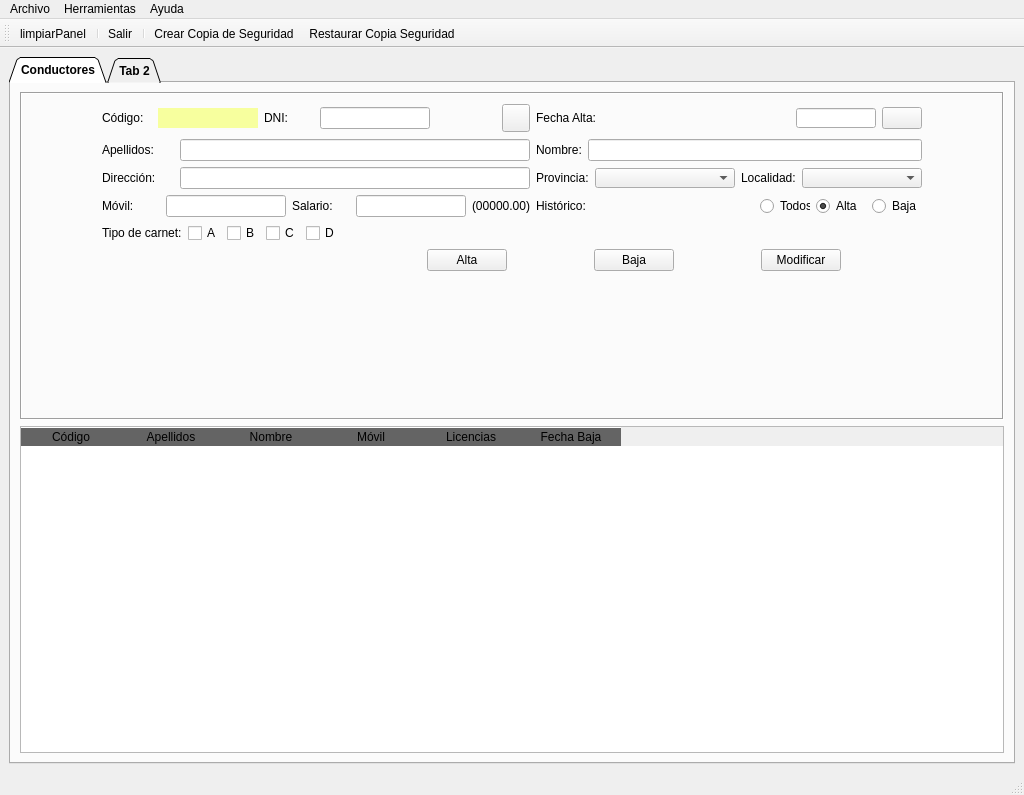
braisd11/CarTeis, file templates/MainWindow.ui: the form before one commit.
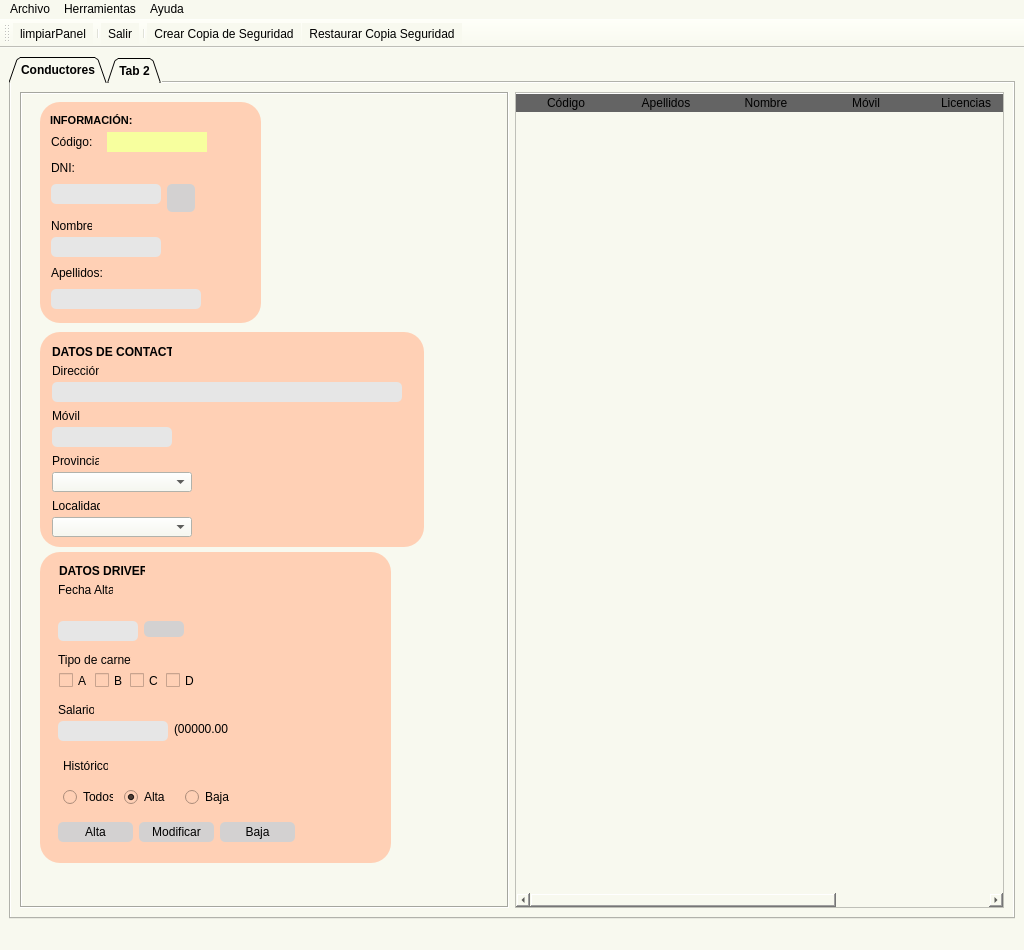
The form after the commit. Icons and pictures are not drawn.

Patch:
```diff
--- a/templates/MainWindow.ui
+++ b/templates/MainWindow.ui
@@ -7,7 +7,7 @@
     <x>0</x>
     <y>0</y>
     <width>1024</width>
-    <height>795</height>
+    <height>950</height>
    </rect>
   </property>
   <property name="sizePolicy">
@@ -19,7 +19,7 @@
   <property name="minimumSize">
    <size>
     <width>1024</width>
-    <height>768</height>
+    <height>950</height>
    </size>
   </property>
   <property name="maximumSize">
@@ -43,8 +43,31 @@
 	font: 11pt &quot;Arial&quot;;
 	background-color:rgb(100,100,100);
 }
+
+QWidget{
+background-color: #F8F9EF;
+}
+
+QLabel {
+    color: rgb(0,0,0);
+}
+
+QPushButton {
+    border-style: solid;
+	border-color:#F9F0EF;
+	background-color: #D3D1D1;
+	color: rgb(0, 0, 0);
+	border-radius: 5px;
+
+}
+
+QLineEdit {border-radius: 5px;
+background-color: #E6E6E6}
 </string>
   </property>
+  <property name="tabShape">
+   <enum>QTabWidget::Rounded</enum>
+  </property>
   <widget class="QWidget" name="centralwidget">
    <layout class="QGridLayout" name="gridLayout">
     <item row="0" column="1">
@@ -86,28 +109,157 @@
        <attribute name="title">
         <string>Conductores</string>
        </attribute>
-       <layout class="QGridLayout" name="gridLayout_2">
-        <item row="0" column="0">
-         <widget class="QFrame" name="frame">
+       <layout class="QHBoxLayout" name="horizontalLayout_4">
+        <item>
+         <widget class="QFrame" name="frameInfo">
           <property name="sizePolicy">
            <sizepolicy hsizetype="Expanding" vsizetype="Expanding">
             <horstretch>0</horstretch>
             <verstretch>0</verstretch>
            </sizepolicy>
           </property>
+          <property name="styleSheet">
+           <string notr="true">
+
+</string>
+          </property>
           <property name="frameShape">
            <enum>QFrame::Box</enum>
           </property>
           <property name="frameShadow">
            <enum>QFrame::Sunken</enum>
           </property>
-          <layout class="QGridLayout" name="gridLayout_4">
-           <item row="0" column="1">
-            <layout class="QGridLayout" name="gridLayout_3">
-             <item row="0" column="0" colspan="2">
-              <layout class="QHBoxLayout" name="horizontalLayout_9">
-               <item>
+          <widget class="QFrame" name="frame_2">
+           <property name="geometry">
+            <rect>
+             <x>20</x>
+             <y>10</y>
+             <width>221</width>
+             <height>221</height>
+            </rect>
+           </property>
+           <property name="styleSheet">
+            <string notr="true">QFrame{
+	border-radius: 20px;
+	background-color: rgb(255, 208, 181);
+}</string>
+           </property>
+           <property name="frameShape">
+            <enum>QFrame::StyledPanel</enum>
+           </property>
+           <property name="frameShadow">
+            <enum>QFrame::Plain</enum>
+           </property>
+           <property name="lineWidth">
+            <number>1</number>
+           </property>
+           <widget class="QLabel" name="label">
+            <property name="geometry">
+             <rect>
+              <x>10</x>
+              <y>10</y>
+              <width>121</width>
+              <height>16</height>
+             </rect>
+            </property>
+            <property name="font">
+             <font>
+              <pointsize>8</pointsize>
+              <weight>75</weight>
+              <bold>true</bold>
+             </font>
+            </property>
+            <property name="text">
+             <string>INFORMACIÓN:</string>
+            </property>
+           </widget>
+           <widget class="QLineEdit" name="txtApel">
+            <property name="geometry">
+             <rect>
+              <x>11</x>
+              <y>187</y>
+              <width>150</width>
+              <height>20</height>
+             </rect>
+            </property>
+            <property name="sizePolicy">
+             <sizepolicy hsizetype="Fixed" vsizetype="Fixed">
+              <horstretch>0</horstretch>
+              <verstretch>0</verstretch>
+             </sizepolicy>
+            </property>
+            <property name="minimumSize">
+             <size>
+              <width>150</width>
+              <height>20</height>
+             </size>
+            </property>
+            <property name="maximumSize">
+             <size>
+              <width>350</width>
+              <height>16777215</height>
+             </size>
+            </property>
+           </widget>
+           <widget class="QLabel" name="lblApel">
+            <property name="geometry">
+             <rect>
+              <x>11</x>
+              <y>161</y>
+              <width>60</width>
+              <height>20</height>
+             </rect>
+            </property>
+            <property name="minimumSize">
+             <size>
+              <width>60</width>
+              <height>20</height>
+             </size>
+            </property>
+            <property name="text">
+             <string>Apellidos:</string>
+            </property>
+           </widget>
+           <widget class="QLabel" name="lblCodBD">
+            <property name="geometry">
+             <rect>
+              <x>67</x>
+              <y>30</y>
+              <width>100</width>
+              <height>20</height>
+             </rect>
+            </property>
+            <property name="sizePolicy">
+             <sizepolicy hsizetype="Fixed" vsizetype="Fixed">
+              <horstretch>0</horstretch>
+              <verstretch>0</verstretch>
+             </sizepolicy>
+            </property>
+            <property name="minimumSize">
+             <size>
+              <width>100</width>
+              <height>20</height>
+             </size>
+            </property>
+            <property name="styleSheet">
+             <string notr="true">background-color: rgb(247, 255, 158);</string>
+            </property>
+            <property name="text">
+             <string/>
+            </property>
+            <property name="alignment">
+             <set>Qt::AlignCenter</set>
+            </property>
+           </widget>
                 <widget class="QLabel" name="lblCodigo">
+            <property name="geometry">
+             <rect>
+              <x>11</x>
+              <y>30</y>
+              <width>50</width>
+              <height>20</height>
+             </rect>
+            </property>
                  <property name="sizePolicy">
                   <sizepolicy hsizetype="Fixed" vsizetype="Preferred">
                    <horstretch>0</horstretch>
@@ -124,34 +276,15 @@
                   <string>Código:</string>
                  </property>
                 </widget>
-               </item>
-               <item>
-                <widget class="QLabel" name="lblCodBD">
-                 <property name="sizePolicy">
-                  <sizepolicy hsizetype="Fixed" vsizetype="Fixed">
-                   <horstretch>0</horstretch>
-                   <verstretch>0</verstretch>
-                  </sizepolicy>
-                 </property>
-                 <property name="minimumSize">
-                  <size>
-                   <width>100</width>
-                   <height>20</height>
-                  </size>
-                 </property>
-                 <property name="styleSheet">
-                  <string notr="true">background-color: rgb(247, 255, 158);</string>
-                 </property>
-                 <property name="text">
-                  <string/>
-                 </property>
-                 <property name="alignment">
-                  <set>Qt::AlignCenter</set>
-                 </property>
-                </widget>
-               </item>
-               <item>
                 <widget class="QLabel" name="lblDNI">
+            <property name="geometry">
+             <rect>
+              <x>11</x>
+              <y>56</y>
+              <width>50</width>
+              <height>20</height>
+             </rect>
+            </property>
                  <property name="sizePolicy">
                   <sizepolicy hsizetype="Fixed" vsizetype="Fixed">
                    <horstretch>0</horstretch>
@@ -174,9 +307,15 @@
                   <string>DNI:</string>
                  </property>
                 </widget>
-               </item>
-               <item>
                 <widget class="QLineEdit" name="txtDNI">
+            <property name="geometry">
+             <rect>
+              <x>11</x>
+              <y>82</y>
+              <width>110</width>
+              <height>20</height>
+             </rect>
+            </property>
                  <property name="sizePolicy">
                   <sizepolicy hsizetype="Fixed" vsizetype="Fixed">
                    <horstretch>0</horstretch>
@@ -199,43 +338,15 @@
                   <set>Qt::AlignCenter</set>
                  </property>
                 </widget>
-               </item>
-               <item>
-                <widget class="QLabel" name="lblValidarDNI">
-                 <property name="sizePolicy">
-                  <sizepolicy hsizetype="Fixed" vsizetype="Fixed">
-                   <horstretch>60</horstretch>
-                   <verstretch>30</verstretch>
-                  </sizepolicy>
-                 </property>
-                 <property name="minimumSize">
-                  <size>
-                   <width>60</width>
-                   <height>30</height>
-                  </size>
-                 </property>
-                 <property name="maximumSize">
-                  <size>
-                   <width>60</width>
-                   <height>30</height>
-                  </size>
-                 </property>
-                 <property name="font">
-                  <font>
-                   <family>MV Boli</family>
-                   <pointsize>14</pointsize>
-                  </font>
-                 </property>
-                 <property name="text">
-                  <string/>
-                 </property>
-                 <property name="alignment">
-                  <set>Qt::AlignLeading|Qt::AlignLeft|Qt::AlignVCenter</set>
-                 </property>
-                </widget>
-               </item>
-               <item>
                 <widget class="QPushButton" name="btnBuscar">
+            <property name="geometry">
+             <rect>
+              <x>127</x>
+              <y>82</y>
+              <width>28</width>
+              <height>28</height>
+             </rect>
+            </property>
                  <property name="sizePolicy">
                   <sizepolicy hsizetype="Fixed" vsizetype="Fixed">
                    <horstretch>0</horstretch>
@@ -258,127 +369,109 @@
                   <string/>
                  </property>
                  <property name="icon">
-                  <iconset>
-                   <normaloff>C:/Users/a22braisdr/.designer/img/lupa.ico</normaloff>C:/Users/a22braisdr/.designer/img/lupa.ico</iconset>
-                 </property>
-                </widget>
-               </item>
-              </layout>
-             </item>
-             <item row="0" column="2">
-              <layout class="QHBoxLayout" name="horizontalLayout_3">
-               <item>
-                <widget class="QLabel" name="lblFechaAlta">
-                 <property name="text">
-                  <string>Fecha Alta:</string>
-                 </property>
-                </widget>
-               </item>
-               <item>
-                <widget class="QLineEdit" name="txtDataDriver">
+             <iconset resource="iconos.qrc">
+              <normaloff>:/iconos/img/lupa.ico</normaloff>:/iconos/img/lupa.ico</iconset>
+            </property>
+           </widget>
+           <widget class="QLineEdit" name="txtNombre">
+            <property name="geometry">
+             <rect>
+              <x>11</x>
+              <y>135</y>
+              <width>110</width>
+              <height>20</height>
+             </rect>
+            </property>
                  <property name="sizePolicy">
                   <sizepolicy hsizetype="Fixed" vsizetype="Fixed">
-                   <horstretch>80</horstretch>
-                   <verstretch>20</verstretch>
+              <horstretch>0</horstretch>
+              <verstretch>0</verstretch>
                   </sizepolicy>
                  </property>
                  <property name="minimumSize">
                   <size>
-                   <width>80</width>
+              <width>110</width>
                    <height>20</height>
                   </size>
                  </property>
-                 <property name="maximumSize">
-                  <size>
-                   <width>80</width>
-                   <height>20</height>
-                  </size>
-                 </property>
-                </widget>
-               </item>
-               <item>
-                <widget class="QPushButton" name="btnCalendar">
-                 <property name="minimumSize">
-                  <size>
-                   <width>40</width>
-                   <height>0</height>
-                  </size>
-                 </property>
-                 <property name="maximumSize">
-                  <size>
-                   <width>40</width>
-                   <height>16777215</height>
-                  </size>
-                 </property>
-                 <property name="text">
-                  <string/>
-                 </property>
-                 <property name="icon">
-                  <iconset>
-                   <normaloff>C:/Users/a22braisdr/.designer/img/calendar.ico</normaloff>C:/Users/a22braisdr/.designer/img/calendar.ico</iconset>
-                 </property>
-                </widget>
-               </item>
-              </layout>
-             </item>
-             <item row="1" column="0" colspan="2">
-              <layout class="QHBoxLayout" name="horizontalLayout_8">
-               <item>
-                <widget class="QLabel" name="lblApel">
-                 <property name="minimumSize">
-                  <size>
-                   <width>60</width>
-                   <height>20</height>
-                  </size>
-                 </property>
-                 <property name="text">
-                  <string>Apellidos:</string>
-                 </property>
-                </widget>
-               </item>
-               <item>
-                <widget class="QLineEdit" name="txtApel">
-                 <property name="minimumSize">
-                  <size>
-                   <width>350</width>
-                   <height>20</height>
-                  </size>
-                 </property>
-                 <property name="maximumSize">
-                  <size>
-                   <width>350</width>
-                   <height>16777215</height>
-                  </size>
-                 </property>
-                </widget>
-               </item>
-              </layout>
-             </item>
-             <item row="1" column="2">
-              <layout class="QHBoxLayout" name="horizontalLayout_4">
-               <item>
+           </widget>
                 <widget class="QLabel" name="lblNombre">
+            <property name="geometry">
+             <rect>
+              <x>11</x>
+              <y>116</y>
+              <width>41</width>
+              <height>16</height>
+             </rect>
+            </property>
                  <property name="text">
                   <string>Nombre:</string>
                  </property>
                 </widget>
-               </item>
-               <item>
-                <widget class="QLineEdit" name="txtNombre"/>
-               </item>
-              </layout>
-             </item>
-             <item row="2" column="0" colspan="2">
-              <layout class="QHBoxLayout" name="horizontalLayout_7">
-               <item>
+          </widget>
+          <widget class="QFrame" name="frame_3">
+           <property name="geometry">
+            <rect>
+             <x>20</x>
+             <y>240</y>
+             <width>384</width>
+             <height>215</height>
+            </rect>
+           </property>
+           <property name="styleSheet">
+            <string notr="true">QFrame{
+	border-radius: 20px;
+	background-color: rgb(255, 208, 181);
+
+}</string>
+           </property>
+           <property name="frameShape">
+            <enum>QFrame::StyledPanel</enum>
+           </property>
+           <property name="frameShadow">
+            <enum>QFrame::Raised</enum>
+           </property>
+           <widget class="QLabel" name="label_3">
+            <property name="geometry">
+             <rect>
+              <x>12</x>
+              <y>12</y>
+              <width>120</width>
+              <height>16</height>
+             </rect>
+            </property>
+            <property name="font">
+             <font>
+              <weight>75</weight>
+              <bold>true</bold>
+             </font>
+            </property>
+            <property name="text">
+             <string>DATOS DE CONTACTO:</string>
+            </property>
+           </widget>
                 <widget class="QLabel" name="lblDirDriver">
+            <property name="geometry">
+             <rect>
+              <x>12</x>
+              <y>31</y>
+              <width>47</width>
+              <height>16</height>
+             </rect>
+            </property>
                  <property name="text">
                   <string>Dirección:</string>
                  </property>
                 </widget>
-               </item>
-               <item>
                 <widget class="QLineEdit" name="txtDirDriver">
+            <property name="geometry">
+             <rect>
+              <x>12</x>
+              <y>50</y>
+              <width>350</width>
+              <height>20</height>
+             </rect>
+            </property>
                  <property name="minimumSize">
                   <size>
                    <width>350</width>
@@ -392,49 +485,69 @@
                   </size>
                  </property>
                 </widget>
-               </item>
-              </layout>
-             </item>
-             <item row="2" column="2">
-              <layout class="QHBoxLayout" name="horizontalLayout_5">
-               <item>
                 <widget class="QLabel" name="lblProv">
+            <property name="geometry">
+             <rect>
+              <x>12</x>
+              <y>121</y>
+              <width>47</width>
+              <height>16</height>
+             </rect>
+            </property>
                  <property name="text">
                   <string>Provincia:</string>
                  </property>
                 </widget>
-               </item>
-               <item>
-                <widget class="QComboBox" name="cmbProv">
-                 <property name="sizePolicy">
-                  <sizepolicy hsizetype="Preferred" vsizetype="Fixed">
-                   <horstretch>120</horstretch>
-                   <verstretch>20</verstretch>
-                  </sizepolicy>
-                 </property>
-                 <property name="minimumSize">
-                  <size>
-                   <width>140</width>
-                   <height>20</height>
-                  </size>
-                 </property>
-                 <property name="maximumSize">
-                  <size>
-                   <width>140</width>
-                   <height>20</height>
-                  </size>
-                 </property>
-                </widget>
-               </item>
-               <item>
                 <widget class="QLabel" name="lblLoc">
+            <property name="geometry">
+             <rect>
+              <x>12</x>
+              <y>166</y>
+              <width>48</width>
+              <height>16</height>
+             </rect>
+            </property>
                  <property name="text">
                   <string>Localidad:</string>
                  </property>
                 </widget>
-               </item>
-               <item>
+           <widget class="QComboBox" name="cmbProv">
+            <property name="geometry">
+             <rect>
+              <x>12</x>
+              <y>140</y>
+              <width>140</width>
+              <height>20</height>
+             </rect>
+            </property>
+            <property name="sizePolicy">
+             <sizepolicy hsizetype="Preferred" vsizetype="Fixed">
+              <horstretch>120</horstretch>
+              <verstretch>20</verstretch>
+             </sizepolicy>
+            </property>
+            <property name="minimumSize">
+             <size>
+              <width>140</width>
+              <height>20</height>
+             </size>
+            </property>
+            <property name="maximumSize">
+             <size>
+              <width>140</width>
+              <height>20</height>
+             </size>
+            </property>
+           </widget>
                 <widget class="QComboBox" name="cmbMuni">
+            <property name="geometry">
+             <rect>
+              <x>12</x>
+              <y>185</y>
+              <width>140</width>
+              <height>20</height>
+             </rect>
+            </property>
                  <property name="sizePolicy">
                   <sizepolicy hsizetype="Preferred" vsizetype="Fixed">
                    <horstretch>120</horstretch>
@@ -443,7 +556,7 @@
                  </property>
                  <property name="minimumSize">
                   <size>
-                   <width>120</width>
+              <width>140</width>
                    <height>20</height>
                   </size>
                  </property>
@@ -454,20 +567,28 @@
                   </size>
                  </property>
                 </widget>
-               </item>
-              </layout>
-             </item>
-             <item row="3" column="0" colspan="2">
-              <layout class="QHBoxLayout" name="horizontalLayout_6">
-               <item>
                 <widget class="QLabel" name="lblMovilDriver">
+            <property name="geometry">
+             <rect>
+              <x>12</x>
+              <y>76</y>
+              <width>28</width>
+              <height>16</height>
+             </rect>
+            </property>
                  <property name="text">
                   <string>Móvil:</string>
                  </property>
                 </widget>
-               </item>
-               <item>
                 <widget class="QLineEdit" name="txtMovilDriver">
+            <property name="geometry">
+             <rect>
+              <x>12</x>
+              <y>95</y>
+              <width>120</width>
+              <height>20</height>
+             </rect>
+            </property>
                  <property name="sizePolicy">
                   <sizepolicy hsizetype="Fixed" vsizetype="Fixed">
                    <horstretch>0</horstretch>
@@ -484,16 +605,57 @@
                   <set>Qt::AlignCenter</set>
                  </property>
                 </widget>
-               </item>
-               <item>
-                <widget class="QLabel" name="lblSalario">
+          </widget>
+          <widget class="QFrame" name="frame_4">
+           <property name="geometry">
+            <rect>
+             <x>20</x>
+             <y>460</y>
+             <width>351</width>
+             <height>311</height>
+            </rect>
+           </property>
+           <property name="styleSheet">
+            <string notr="true">QFrame{
+	border-radius: 20px;
+	background-color: rgb(255, 208, 181);
+
+}</string>
+           </property>
+           <property name="frameShape">
+            <enum>QFrame::StyledPanel</enum>
+           </property>
+           <property name="frameShadow">
+            <enum>QFrame::Raised</enum>
+           </property>
+           <widget class="QLabel" name="label_4">
+            <property name="geometry">
+             <rect>
+              <x>19</x>
+              <y>11</y>
+              <width>86</width>
+              <height>16</height>
+             </rect>
+            </property>
+            <property name="font">
+             <font>
+              <weight>75</weight>
+              <bold>true</bold>
+             </font>
+            </property>
                  <property name="text">
-                  <string>Salario:</string>
-                 </property>
-                </widget>
-               </item>
-               <item>
-                <widget class="QLineEdit" name="txtSalario">
+             <string>DATOS DRIVER:</string>
+            </property>
+           </widget>
+           <widget class="QPushButton" name="btnAltaDriver">
+            <property name="geometry">
+             <rect>
+              <x>18</x>
+              <y>270</y>
+              <width>75</width>
+              <height>20</height>
+             </rect>
+            </property>
                  <property name="sizePolicy">
                   <sizepolicy hsizetype="Fixed" vsizetype="Fixed">
                    <horstretch>0</horstretch>
@@ -502,41 +664,86 @@
                  </property>
                  <property name="minimumSize">
                   <size>
-                   <width>110</width>
+              <width>75</width>
                    <height>20</height>
                   </size>
                  </property>
-                 <property name="maximumSize">
+            <property name="text">
+             <string>Alta</string>
+            </property>
+           </widget>
+           <widget class="QPushButton" name="btnModifDriver">
+            <property name="geometry">
+             <rect>
+              <x>99</x>
+              <y>270</y>
+              <width>75</width>
+              <height>20</height>
+             </rect>
+            </property>
+            <property name="sizePolicy">
+             <sizepolicy hsizetype="Fixed" vsizetype="Fixed">
+              <horstretch>0</horstretch>
+              <verstretch>0</verstretch>
+             </sizepolicy>
+            </property>
+            <property name="minimumSize">
                   <size>
-                   <width>110</width>
-                   <height>16777215</height>
-                  </size>
-                 </property>
-                 <property name="alignment">
-                  <set>Qt::AlignRight|Qt::AlignTrailing|Qt::AlignVCenter</set>
-                 </property>
-                </widget>
-               </item>
-               <item>
-                <widget class="QLabel" name="labelFormato">
+              <width>75</width>
+              <height>20</height>
+             </size>
+            </property>
+            <property name="text">
+             <string>Modificar</string>
+            </property>
+           </widget>
+           <widget class="QPushButton" name="btnBajaDriver">
+            <property name="geometry">
+             <rect>
+              <x>180</x>
+              <y>270</y>
+              <width>75</width>
+              <height>20</height>
+             </rect>
+            </property>
+            <property name="sizePolicy">
+             <sizepolicy hsizetype="Fixed" vsizetype="Fixed">
+              <horstretch>0</horstretch>
+              <verstretch>0</verstretch>
+             </sizepolicy>
+            </property>
+            <property name="minimumSize">
+             <size>
+              <width>75</width>
+              <height>20</height>
+             </size>
+            </property>
                  <property name="text">
-                  <string>(00000.00)</string>
-                 </property>
-                </widget>
-               </item>
-              </layout>
-             </item>
-             <item row="3" column="2">
-              <layout class="QHBoxLayout" name="horizontalLayout">
-               <item>
+             <string>Baja</string>
+            </property>
+           </widget>
                 <widget class="QLabel" name="lblHistorico">
+            <property name="geometry">
+             <rect>
+              <x>23</x>
+              <y>206</y>
+              <width>45</width>
+              <height>16</height>
+             </rect>
+            </property>
                  <property name="text">
                   <string>Histórico:</string>
                  </property>
                 </widget>
-               </item>
-               <item>
                 <widget class="QRadioButton" name="rbtTodos">
+            <property name="geometry">
+             <rect>
+              <x>23</x>
+              <y>235</y>
+              <width>50</width>
+              <height>20</height>
+             </rect>
+            </property>
                  <property name="minimumSize">
                   <size>
                    <width>50</width>
@@ -549,6 +756,12 @@
                    <height>20</height>
                   </size>
                  </property>
+            <property name="styleSheet">
+             <string notr="true">
+QRadioButton{
+	background-color: rgb(255, 208, 181);
+}</string>
+            </property>
                  <property name="text">
                   <string>Todos</string>
                  </property>
@@ -559,9 +772,15 @@
                   <string notr="true">btnGroupEstado</string>
                  </attribute>
                 </widget>
-               </item>
-               <item>
                 <widget class="QRadioButton" name="rbtAlta">
+            <property name="geometry">
+             <rect>
+              <x>84</x>
+              <y>235</y>
+              <width>50</width>
+              <height>20</height>
+             </rect>
+            </property>
                  <property name="minimumSize">
                   <size>
                    <width>50</width>
@@ -574,6 +793,11 @@
                    <height>20</height>
                   </size>
                  </property>
+            <property name="styleSheet">
+             <string notr="true">QRadioButton{
+	background-color: rgb(255, 208, 181);
+}</string>
+            </property>
                  <property name="text">
                   <string>Alta</string>
                  </property>
@@ -584,9 +808,15 @@
                   <string notr="true">btnGroupEstado</string>
                  </attribute>
                 </widget>
-               </item>
-               <item>
                 <widget class="QRadioButton" name="rbtBaja">
+            <property name="geometry">
+             <rect>
+              <x>145</x>
+              <y>235</y>
+              <width>50</width>
+              <height>20</height>
+             </rect>
+            </property>
                  <property name="minimumSize">
                   <size>
                    <width>50</width>
@@ -599,6 +829,11 @@
                    <height>20</height>
                   </size>
                  </property>
+            <property name="styleSheet">
+             <string notr="true">QRadioButton{
+	background-color: rgb(255, 208, 181);
+}</string>
+            </property>
                  <property name="text">
                   <string>Baja</string>
                  </property>
@@ -606,155 +841,269 @@
                   <string notr="true">btnGroupEstado</string>
                  </attribute>
                 </widget>
-               </item>
-              </layout>
-             </item>
-             <item row="4" column="0">
-              <layout class="QHBoxLayout" name="horizontalLayout_2">
-               <item>
+           <widget class="QLineEdit" name="txtSalario">
+            <property name="geometry">
+             <rect>
+              <x>18</x>
+              <y>169</y>
+              <width>110</width>
+              <height>20</height>
+             </rect>
+            </property>
+            <property name="sizePolicy">
+             <sizepolicy hsizetype="Fixed" vsizetype="Fixed">
+              <horstretch>0</horstretch>
+              <verstretch>0</verstretch>
+             </sizepolicy>
+            </property>
+            <property name="minimumSize">
+             <size>
+              <width>110</width>
+              <height>20</height>
+             </size>
+            </property>
+            <property name="maximumSize">
+             <size>
+              <width>110</width>
+              <height>16777215</height>
+             </size>
+            </property>
+            <property name="alignment">
+             <set>Qt::AlignRight|Qt::AlignTrailing|Qt::AlignVCenter</set>
+            </property>
+           </widget>
+           <widget class="QLabel" name="lblSalario">
+            <property name="geometry">
+             <rect>
+              <x>18</x>
+              <y>150</y>
+              <width>36</width>
+              <height>16</height>
+             </rect>
+            </property>
+            <property name="text">
+             <string>Salario:</string>
+            </property>
+           </widget>
+           <widget class="QLabel" name="labelFormato">
+            <property name="geometry">
+             <rect>
+              <x>134</x>
+              <y>169</y>
+              <width>54</width>
+              <height>16</height>
+             </rect>
+            </property>
+            <property name="text">
+             <string>(00000.00)</string>
+            </property>
+           </widget>
                 <widget class="QLabel" name="labeltipocarnet">
+            <property name="geometry">
+             <rect>
+              <x>18</x>
+              <y>100</y>
+              <width>73</width>
+              <height>16</height>
+             </rect>
+            </property>
                  <property name="text">
                   <string>Tipo de carnet:</string>
                  </property>
                 </widget>
-               </item>
-               <item>
+           <widget class="QLabel" name="lblFechaAlta">
+            <property name="geometry">
+             <rect>
+              <x>18</x>
+              <y>30</y>
+              <width>55</width>
+              <height>16</height>
+             </rect>
+            </property>
+            <property name="text">
+             <string>Fecha Alta:</string>
+            </property>
+           </widget>
+           <widget class="QLineEdit" name="txtDataDriver">
+            <property name="geometry">
+             <rect>
+              <x>18</x>
+              <y>69</y>
+              <width>80</width>
+              <height>20</height>
+             </rect>
+            </property>
+            <property name="sizePolicy">
+             <sizepolicy hsizetype="Fixed" vsizetype="Fixed">
+              <horstretch>80</horstretch>
+              <verstretch>20</verstretch>
+             </sizepolicy>
+            </property>
+            <property name="minimumSize">
+             <size>
+              <width>80</width>
+              <height>20</height>
+             </size>
+            </property>
+            <property name="maximumSize">
+             <size>
+              <width>80</width>
+              <height>20</height>
+             </size>
+            </property>
+           </widget>
+           <widget class="QPushButton" name="btnCalendar">
+            <property name="geometry">
+             <rect>
+              <x>104</x>
+              <y>69</y>
+              <width>40</width>
+              <height>16</height>
+             </rect>
+            </property>
+            <property name="minimumSize">
+             <size>
+              <width>40</width>
+              <height>0</height>
+             </size>
+            </property>
+            <property name="maximumSize">
+             <size>
+              <width>40</width>
+              <height>16777215</height>
+             </size>
+            </property>
+            <property name="text">
+             <string/>
+            </property>
+            <property name="icon">
+             <iconset resource="iconos.qrc">
+              <normaloff>:/iconos/img/calendar.ico</normaloff>:/iconos/img/calendar.ico</iconset>
+            </property>
+           </widget>
                 <widget class="QCheckBox" name="chkA">
+            <property name="geometry">
+             <rect>
+              <x>19</x>
+              <y>120</y>
+              <width>30</width>
+              <height>17</height>
+             </rect>
+            </property>
+            <property name="styleSheet">
+             <string notr="true">QCheckBox{
+	background-color: rgb(255, 208, 181);
+}</string>
+            </property>
                  <property name="text">
                   <string>A</string>
                  </property>
                 </widget>
-               </item>
-               <item>
                 <widget class="QCheckBox" name="chkB">
+            <property name="geometry">
+             <rect>
+              <x>55</x>
+              <y>120</y>
+              <width>29</width>
+              <height>17</height>
+             </rect>
+            </property>
+            <property name="styleSheet">
+             <string notr="true">QCheckBox{
+	background-color: rgb(255, 208, 181);
+}</string>
+            </property>
                  <property name="text">
                   <string>B</string>
                  </property>
                 </widget>
-               </item>
-               <item>
-                <widget class="QCheckBox" name="chkC">
-                 <property name="text">
-                  <string>C</string>
-                 </property>
-                </widget>
-               </item>
-               <item>
                 <widget class="QCheckBox" name="chkD">
+            <property name="geometry">
+             <rect>
+              <x>126</x>
+              <y>120</y>
+              <width>30</width>
+              <height>17</height>
+             </rect>
+            </property>
+            <property name="styleSheet">
+             <string notr="true">QCheckBox{
+	background-color: rgb(255, 208, 181);
+}</string>
+            </property>
                  <property name="text">
                   <string>D</string>
                  </property>
                 </widget>
-               </item>
-              </layout>
-             </item>
-             <item row="5" column="1" colspan="2">
-              <layout class="QHBoxLayout" name="horizontalLayout_10">
-               <item>
-                <widget class="QPushButton" name="btnAltaDriver">
-                 <property name="sizePolicy">
-                  <sizepolicy hsizetype="Fixed" vsizetype="Fixed">
-                   <horstretch>0</horstretch>
-                   <verstretch>0</verstretch>
-                  </sizepolicy>
-                 </property>
-                 <property name="minimumSize">
-                  <size>
-                   <width>75</width>
-                   <height>20</height>
-                  </size>
+           <widget class="QCheckBox" name="chkC">
+            <property name="geometry">
+             <rect>
+              <x>90</x>
+              <y>120</y>
+              <width>30</width>
+              <height>17</height>
+             </rect>
+            </property>
+            <property name="styleSheet">
+             <string notr="true">QCheckBox{
+	background-color: rgb(255, 208, 181);
+}</string>
                  </property>
                  <property name="text">
-                  <string>Alta</string>
-                 </property>
-                </widget>
-               </item>
-               <item>
-                <widget class="QPushButton" name="btnBajaDriver">
-                 <property name="sizePolicy">
-                  <sizepolicy hsizetype="Fixed" vsizetype="Fixed">
-                   <horstretch>0</horstretch>
-                   <verstretch>0</verstretch>
-                  </sizepolicy>
-                 </property>
-                 <property name="minimumSize">
-                  <size>
-                   <width>75</width>
-                   <height>20</height>
-                  </size>
-                 </property>
-                 <property name="text">
-                  <string>Baja</string>
-                 </property>
-                </widget>
-               </item>
-               <item>
-                <widget class="QPushButton" name="btnModifDriver">
+             <string>C</string>
+            </property>
+           </widget>
+          </widget>
+          <widget class="QLabel" name="lblValidarDNI">
+           <property name="geometry">
+            <rect>
+             <x>408</x>
+             <y>13</y>
+             <width>60</width>
+             <height>30</height>
+            </rect>
+           </property>
                  <property name="sizePolicy">
                   <sizepolicy hsizetype="Fixed" vsizetype="Fixed">
-                   <horstretch>0</horstretch>
-                   <verstretch>0</verstretch>
+             <horstretch>60</horstretch>
+             <verstretch>30</verstretch>
                   </sizepolicy>
                  </property>
                  <property name="minimumSize">
                   <size>
-                   <width>75</width>
-                   <height>20</height>
-                  </size>
-                 </property>
-                 <property name="text">
-                  <string>Modificar</string>
-                 </property>
-                </widget>
-               </item>
-              </layout>
-             </item>
-            </layout>
-           </item>
-           <item row="0" column="2">
-            <spacer name="horizontalSpacer">
-             <property name="orientation">
-              <enum>Qt::Horizontal</enum>
-             </property>
-             <property name="sizeHint" stdset="0">
+             <width>60</width>
+             <height>30</height>
+            </size>
+           </property>
+           <property name="maximumSize">
               <size>
-               <width>64</width>
-               <height>20</height>
-              </size>
-             </property>
-            </spacer>
-           </item>
-           <item row="0" column="0">
-            <spacer name="horizontalSpacer_2">
-             <property name="orientation">
-              <enum>Qt::Horizontal</enum>
-             </property>
-             <property name="sizeHint" stdset="0">
-              <size>
-               <width>40</width>
-               <height>20</height>
-              </size>
-             </property>
-            </spacer>
-           </item>
-           <item row="1" column="1">
-            <spacer name="verticalSpacer">
-             <property name="orientation">
-              <enum>Qt::Vertical</enum>
-             </property>
-             <property name="sizeHint" stdset="0">
-              <size>
-               <width>20</width>
-               <height>40</height>
-              </size>
-             </property>
-            </spacer>
-           </item>
-          </layout>
-         </widget>
+             <width>60</width>
+             <height>30</height>
+            </size>
+           </property>
+           <property name="font">
+            <font>
+             <family>MV Boli</family>
+             <pointsize>14</pointsize>
+            </font>
+           </property>
+           <property name="text">
+            <string/>
+           </property>
+           <property name="alignment">
+            <set>Qt::AlignLeading|Qt::AlignLeft|Qt::AlignVCenter</set>
+           </property>
+          </widget>
+         </widget>
         </item>
-        <item row="1" column="0">
+        <item>
          <widget class="QTableWidget" name="tabDrivers">
+          <property name="sizePolicy">
+           <sizepolicy hsizetype="Expanding" vsizetype="Expanding">
+            <horstretch>0</horstretch>
+            <verstretch>0</verstretch>
+           </sizepolicy>
+          </property>
           <property name="styleSheet">
            <string notr="true">QTableWidget::item:selected {
     background-color: rgb(100,100,100);
```
Left out of the diff: 28 changed lines with no effect on the pictures. Lines whose indentation alone changed are shown as unchanged.
